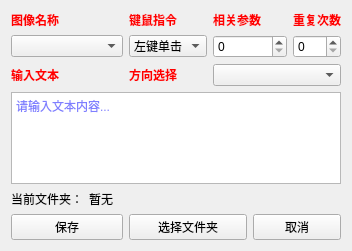
Before: the Qt Designer form 窗体/add_instruction.ui in FsterThanLight/Clicker, drawn with Qt 5.
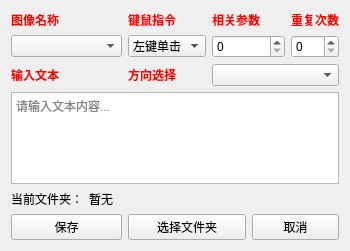
After: the same form once the commit is applied. Icons and pictures are not drawn.

```diff
--- a/窗体/add_instruction.ui
+++ b/窗体/add_instruction.ui
@@ -6,7 +6,7 @@
    <rect>
     <x>0</x>
     <y>0</y>
-    <width>352</width>
+    <width>350</width>
     <height>251</height>
    </rect>
   </property>
@@ -183,70 +183,6 @@
    </item>
    <item row="3" column="0" rowspan="3" colspan="6">
     <widget class="QTextEdit" name="textEdit">
-     <property name="palette">
-      <palette>
-       <active>
-        <colorrole role="Text">
-         <brush brushstyle="SolidPattern">
-          <color alpha="255">
-           <red>0</red>
-           <green>0</green>
-           <blue>255</blue>
-          </color>
-         </brush>
-        </colorrole>
-        <colorrole role="PlaceholderText">
-         <brush brushstyle="SolidPattern">
-          <color alpha="128">
-           <red>0</red>
-           <green>0</green>
-           <blue>255</blue>
-          </color>
-         </brush>
-        </colorrole>
-       </active>
-       <inactive>
-        <colorrole role="Text">
-         <brush brushstyle="SolidPattern">
-          <color alpha="255">
-           <red>0</red>
-           <green>0</green>
-           <blue>255</blue>
-          </color>
-         </brush>
-        </colorrole>
-        <colorrole role="PlaceholderText">
-         <brush brushstyle="SolidPattern">
-          <color alpha="128">
-           <red>0</red>
-           <green>0</green>
-           <blue>255</blue>
-          </color>
-         </brush>
-        </colorrole>
-       </inactive>
-       <disabled>
-        <colorrole role="Text">
-         <brush brushstyle="SolidPattern">
-          <color alpha="255">
-           <red>120</red>
-           <green>120</green>
-           <blue>120</blue>
-          </color>
-         </brush>
-        </colorrole>
-        <colorrole role="PlaceholderText">
-         <brush brushstyle="SolidPattern">
-          <color alpha="128">
-           <red>0</red>
-           <green>0</green>
-           <blue>0</blue>
-          </color>
-         </brush>
-        </colorrole>
-       </disabled>
-      </palette>
-     </property>
      <property name="placeholderText">
       <string>请输入文本内容...</string>
      </property>
```
Left out of the diff: 2 changed lines with no effect on the pictures.
